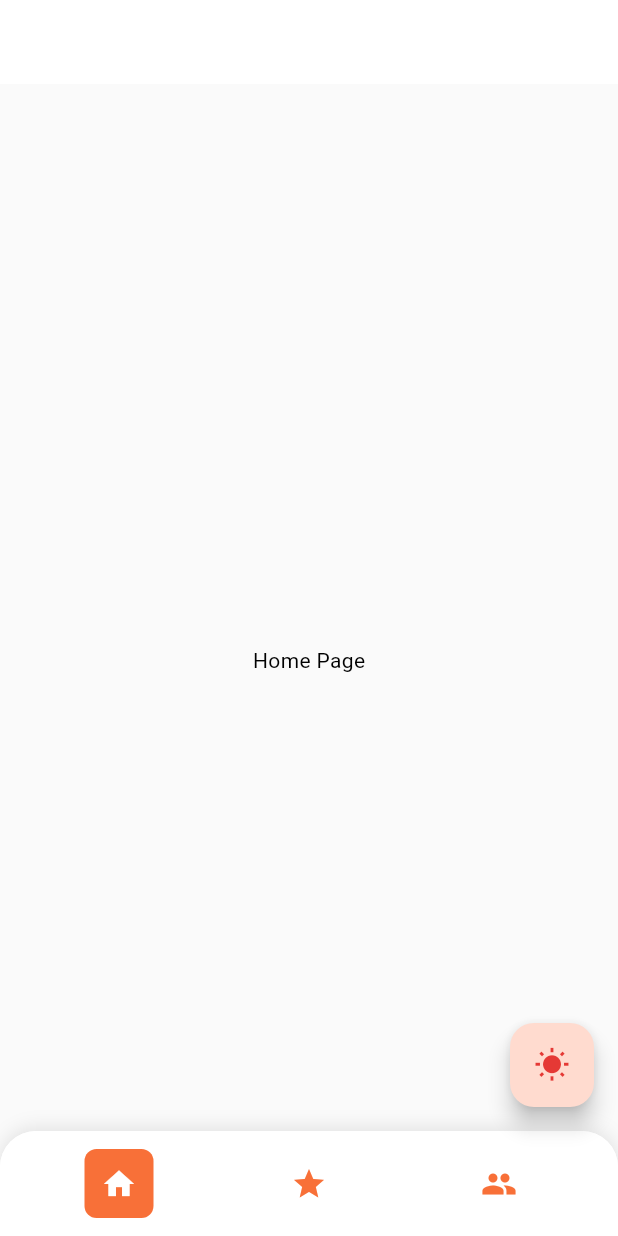
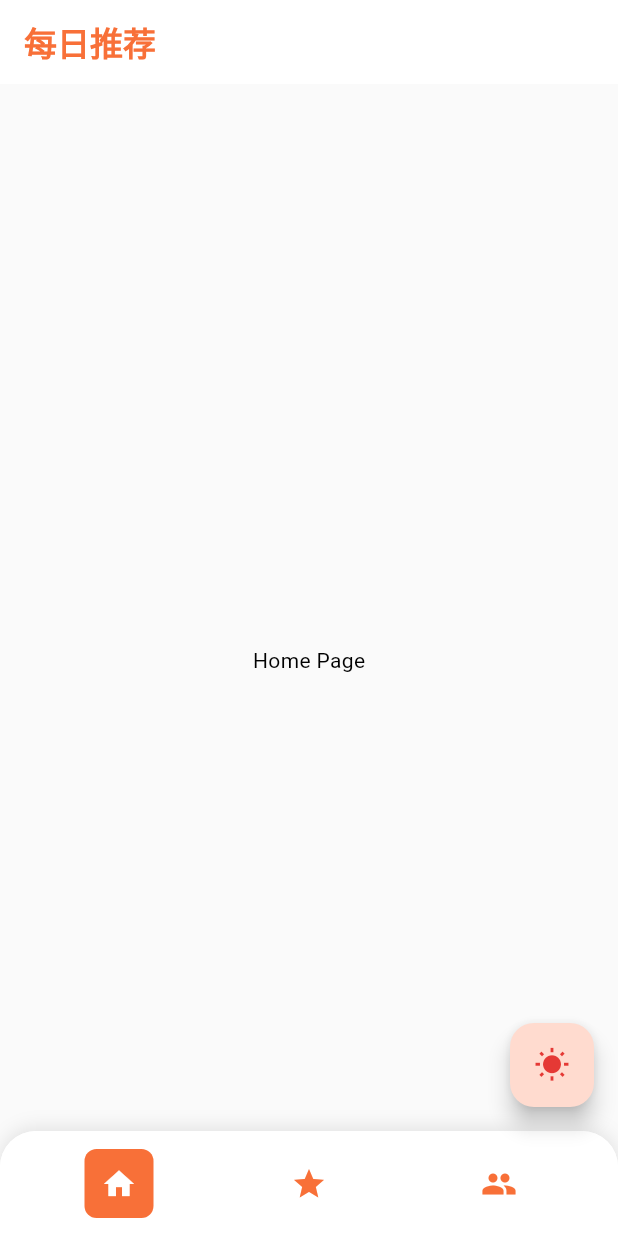
Before and after one commit to fluttercandies/flutter_novel, a Flutter app: the screen it shows after launch, on a phone screen of 412 x 824 dp. Run offline on Flutter 3.47's test engine with Material 3 defaults, Android fonts, the phone set to English and light mode, and no system bars; our stand-ins replace auto_route, logger.

Commit message:
✨ feat(适配颜色):

```diff
--- a/lib/pages/home_page.dart
+++ b/lib/pages/home_page.dart
@@ -11,7 +11,7 @@ class _HomePageState extends State<HomePage> {
   @override
   Widget build(BuildContext context) {
     return Scaffold(
-      appBar: AppBar(),
+      appBar: AppBar(title: Text('每日推荐')),
       body: Center(
         child: Text('Home Page'),
       ),
--- a/lib/style/theme_style.dart
+++ b/lib/style/theme_style.dart
@@ -42,12 +42,17 @@ class ThemeStyleProvider extends ChangeNotifier {
   /// 深色主题
   late ThemeData _darkTheme;
 
+  /// 默认 appBar TextStyle
+  static const TextStyle _textStyle =
+      TextStyle(color: _colorLight, fontSize: 22, fontWeight: FontWeight.bold);
+
   /// 初始化
   ThemeStyleProvider() {
     _lightTheme = _data.copyWith(
       scaffoldBackgroundColor: const Color(0xfffafafa),
       brightness: Brightness.light,
-      appBarTheme: const AppBarTheme(color: Colors.white),
+      appBarTheme:
+          const AppBarTheme(color: Colors.white, titleTextStyle: _textStyle),
       textTheme: const TextTheme(
         //bodyLarge: TextStyle(color: Colors.red),
         bodyMedium: TextStyle(color: Colors.black),
@@ -66,7 +71,9 @@ class ThemeStyleProvider extends ChangeNotifier {
     _darkTheme = _data.copyWith(
       scaffoldBackgroundColor: Colors.black,
       brightness: Brightness.dark,
-      appBarTheme: const AppBarTheme(color: _colorDark),
+      appBarTheme: AppBarTheme(
+          color: _colorDark,
+          titleTextStyle: _textStyle.copyWith(color: Colors.white)),
       textTheme: const TextTheme(
         //bodyLarge: TextStyle(color: Colors.red),
         bodyMedium: TextStyle(color: Colors.white),
```
